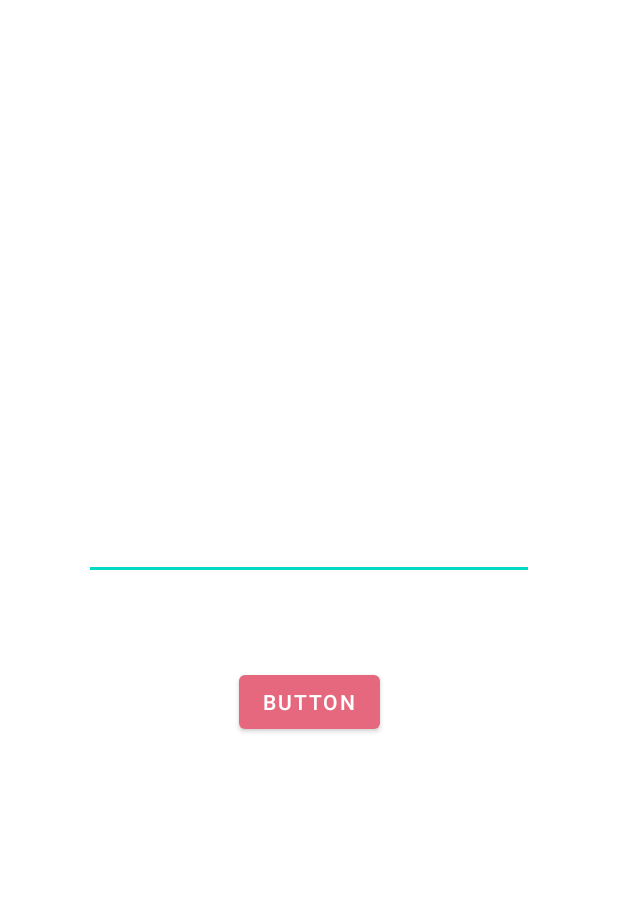
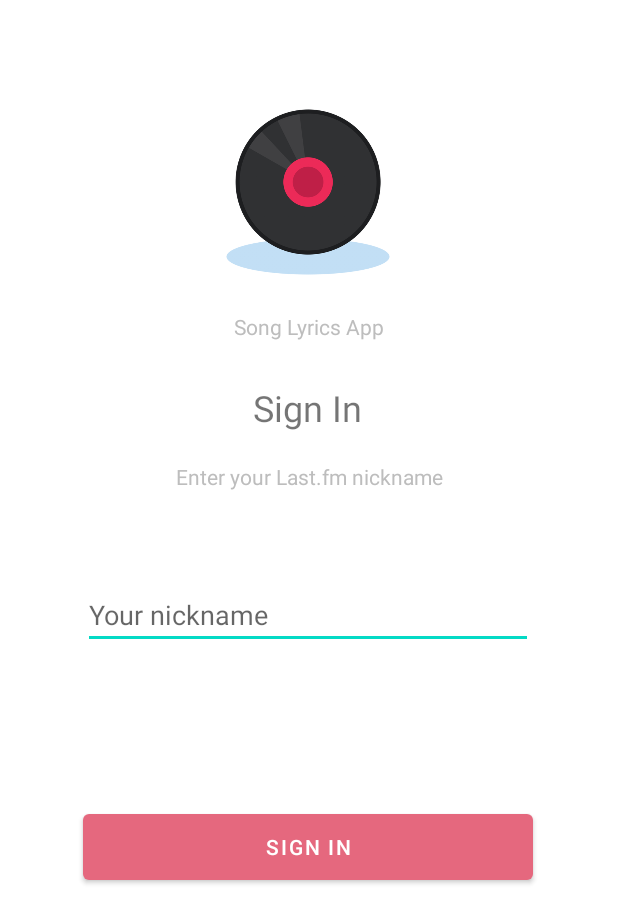
Before and after one commit to SLA-PPSM/client, an Android app: the screen it shows after launch (SetNameActivity), on a phone screen of 412 x 824 dp. Shown: the top 923 px of the screen. Run offline under Robolectric (Android 15) with nearby library versions, the phone set to English and light mode, and no system bars.

Commit message:
Set name activity styling

```diff
--- a/app/src/main/res/layout/activity_set_name.xml
+++ b/app/src/main/res/layout/activity_set_name.xml
@@ -8,23 +8,72 @@
 
     <Button
         android:id="@+id/button"
-        android:layout_width="wrap_content"
-        android:layout_height="wrap_content"
-        android:layout_marginBottom="332dp"
-        android:text="Button"
+        android:layout_width="300dp"
+        android:layout_height="56dp"
+        android:layout_marginBottom="168dp"
         android:onClick="saveData"
+        android:text="Sign In"
         app:layout_constraintBottom_toBottomOf="parent"
         app:layout_constraintEnd_toEndOf="parent"
-        app:layout_constraintStart_toStartOf="parent" />
+        app:layout_constraintHorizontal_bias="0.495"
+        app:layout_constraintStart_toStartOf="parent"
+        app:layout_constraintTop_toBottomOf="@+id/loginInp"
+        app:layout_constraintVertical_bias="0.622" />
 
     <EditText
         android:id="@+id/loginInp"
         android:layout_width="300dp"
         android:layout_height="wrap_content"
+        android:layout_marginTop="60dp"
+        android:hint="Your nickname"
         android:inputType="text"
-        app:layout_constraintBottom_toTopOf="@+id/button"
+        app:layout_constraintEnd_toEndOf="parent"
+        app:layout_constraintHorizontal_bias="0.495"
+        app:layout_constraintStart_toStartOf="parent"
+        app:layout_constraintTop_toBottomOf="@+id/textView5" />
+
+    <ImageView
+        android:id="@+id/imageView"
+        android:layout_width="120dp"
+        android:layout_height="120dp"
+        android:layout_marginTop="68dp"
+        app:layout_constraintEnd_toEndOf="parent"
+        app:layout_constraintHorizontal_bias="0.498"
+        app:layout_constraintStart_toStartOf="parent"
+        app:layout_constraintTop_toTopOf="parent"
+        app:srcCompat="@drawable/vinyl" />
+
+    <TextView
+        android:id="@+id/textView3"
+        android:layout_width="wrap_content"
+        android:layout_height="wrap_content"
+        android:layout_marginTop="20dp"
+        android:text="Song Lyrics App"
+        android:textColor="#bdbdbd"
         app:layout_constraintEnd_toEndOf="parent"
         app:layout_constraintStart_toStartOf="parent"
-        app:layout_constraintTop_toTopOf="parent"
-        app:layout_constraintVertical_bias="0.856" />
+        app:layout_constraintTop_toBottomOf="@+id/imageView" />
+
+    <TextView
+        android:id="@+id/textView4"
+        android:layout_width="wrap_content"
+        android:layout_height="wrap_content"
+        android:layout_marginTop="28dp"
+        android:text="Sign In"
+        android:textSize="24sp"
+        app:layout_constraintEnd_toEndOf="parent"
+        app:layout_constraintHorizontal_bias="0.498"
+        app:layout_constraintStart_toStartOf="parent"
+        app:layout_constraintTop_toBottomOf="@+id/textView3" />
+
+    <TextView
+        android:id="@+id/textView5"
+        android:layout_width="wrap_content"
+        android:layout_height="wrap_content"
+        android:layout_marginTop="20dp"
+        android:text="Enter your Last.fm nickname"
+        android:textColor="#bdbdbd"
+        app:layout_constraintEnd_toEndOf="parent"
+        app:layout_constraintStart_toStartOf="parent"
+        app:layout_constraintTop_toBottomOf="@+id/textView4" />
 </androidx.constraintlayout.widget.ConstraintLayout>
```
Also changed, not shown: app/src/main/res/drawable-v24/vinyl.png (added).
